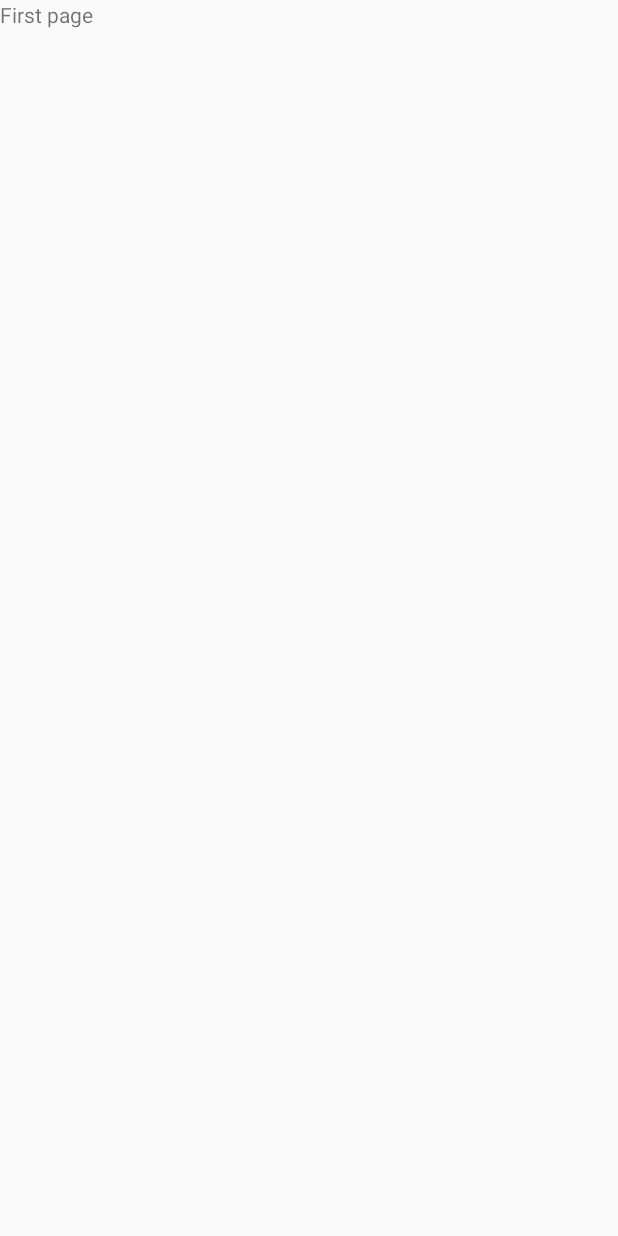
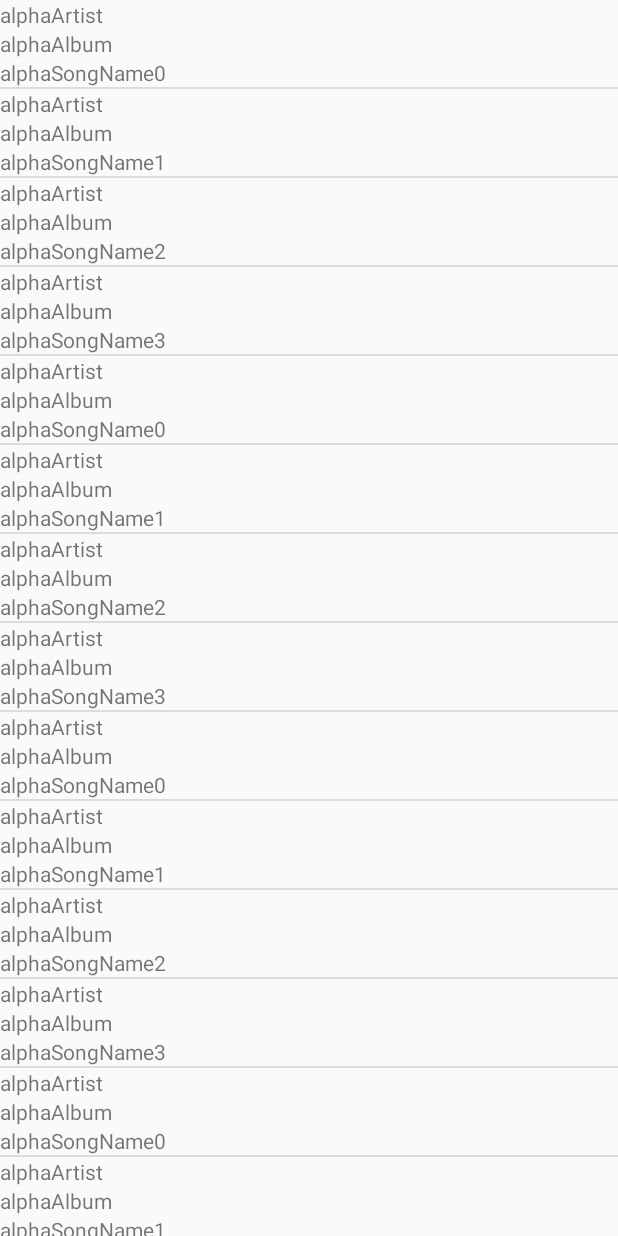
Before and after one commit to sohamtriveous/novopaymp, an Android app: the screen it shows after launch (ListOfMusicActivity), on a phone screen of 412 x 824 dp. Before the commit the screen is almost empty. Run offline under Robolectric (Android 15) with nearby library versions, the phone set to English and light mode, and no system bars; our stand-ins replace ButterKnife; libraries missing offline, so code that uses them is left out: hugo.weaving.

Commit message:
listview with adapter and viewholder pattern

```diff
--- a/app/build.gradle
+++ b/app/build.gradle
@@ -19,7 +19,20 @@ android {
     }
 }
 
+buildscript {
+    repositories {
+        mavenCentral()
+    }
+
+    dependencies {
+        classpath 'com.jakewharton.hugo:hugo-plugin:1.2.1'
+    }
+}
+
+apply plugin: 'com.jakewharton.hugo'
+
 dependencies {
     compile fileTree(dir: 'libs', include: ['*.jar'])
     compile 'com.android.support:appcompat-v7:22.2.1'
+    compile 'com.jakewharton:butterknife:7.0.1'
 }
--- a/app/src/main/java/com/novopay/sohammusicplayer/FirstFragment.java
+++ b/app/src/main/java/com/novopay/sohammusicplayer/FirstFragment.java
@@ -6,21 +6,85 @@ import android.support.v4.app.Fragment;
 import android.view.LayoutInflater;
 import android.view.View;
 import android.view.ViewGroup;
+import android.widget.ListView;
+
+import com.novopay.sohammusicplayer.models.Music;
+
+import java.util.ArrayList;
+import java.util.List;
+
+import butterknife.Bind;
+import butterknife.ButterKnife;
+import hugo.weaving.DebugLog;
 
 /**
  * Created by sohammondal on 04/08/15.
  */
 public class FirstFragment extends Fragment {
+    private ListView listView;
+
+    private List<Music> musicList = new ArrayList<>();
+    private MusicAdapter musicAdapter;
+
+    @Override
+    public void onCreate(@Nullable Bundle savedInstanceState) {
+        super.onCreate(savedInstanceState);
+
+        musicList.add(new Music("alphaSongName0", "alphaAlbum", "alphaArtist"));
+        musicList.add(new Music("alphaSongName1", "alphaAlbum", "alphaArtist"));
+        musicList.add(new Music("alphaSongName2", "alphaAlbum", "alphaArtist"));
+        musicList.add(new Music("alphaSongName3", "alphaAlbum", "alphaArtist"));
+        musicList.add(new Music("alphaSongName0", "alphaAlbum", "alphaArtist"));
+        musicList.add(new Music("alphaSongName1", "alphaAlbum", "alphaArtist"));
+        musicList.add(new Music("alphaSongName2", "alphaAlbum", "alphaArtist"));
+        musicList.add(new Music("alphaSongName3", "alphaAlbum", "alphaArtist"));
+        musicList.add(new Music("alphaSongName0", "alphaAlbum", "alphaArtist"));
+        musicList.add(new Music("alphaSongName1", "alphaAlbum", "alphaArtist"));
+        musicList.add(new Music("alphaSongName2", "alphaAlbum", "alphaArtist"));
+        musicList.add(new Music("alphaSongName3", "alphaAlbum", "alphaArtist"));
+        musicList.add(new Music("alphaSongName0", "alphaAlbum", "alphaArtist"));
+        musicList.add(new Music("alphaSongName1", "alphaAlbum", "alphaArtist"));
+        musicList.add(new Music("alphaSongName2", "alphaAlbum", "alphaArtist"));
+        musicList.add(new Music("alphaSongName3", "alphaAlbum", "alphaArtist"));
+        musicList.add(new Music("alphaSongName0", "alphaAlbum", "alphaArtist"));
+        musicList.add(new Music("alphaSongName1", "alphaAlbum", "alphaArtist"));
+        musicList.add(new Music("alphaSongName2", "alphaAlbum", "alphaArtist"));
+        musicList.add(new Music("alphaSongName3", "alphaAlbum", "alphaArtist"));
+        musicList.add(new Music("alphaSongName0", "alphaAlbum", "alphaArtist"));
+        musicList.add(new Music("alphaSongName1", "alphaAlbum", "alphaArtist"));
+        musicList.add(new Music("alphaSongName2", "alphaAlbum", "alphaArtist"));
+        musicList.add(new Music("alphaSongName3", "alphaAlbum", "alphaArtist"));
+        musicList.add(new Music("alphaSongName0", "alphaAlbum", "alphaArtist"));
+        musicList.add(new Music("alphaSongName1", "alphaAlbum", "alphaArtist"));
+        musicList.add(new Music("alphaSongName2", "alphaAlbum", "alphaArtist"));
+        musicList.add(new Music("alphaSongName3", "alphaAlbum", "alphaArtist"));
+        musicList.add(new Music("alphaSongName0", "alphaAlbum", "alphaArtist"));
+        musicList.add(new Music("alphaSongName1", "alphaAlbum", "alphaArtist"));
+        musicList.add(new Music("alphaSongName2", "alphaAlbum", "alphaArtist"));
+        musicList.add(new Music("alphaSongName3", "alphaAlbum", "alphaArtist"));
+        musicList.add(new Music("alphaSongName0", "alphaAlbum", "alphaArtist"));
+        musicList.add(new Music("alphaSongName1", "alphaAlbum", "alphaArtist"));
+        musicList.add(new Music("alphaSongName2", "alphaAlbum", "alphaArtist"));
+        musicList.add(new Music("alphaSongName3", "alphaAlbum", "alphaArtist"));
+        musicList.add(new Music("alphaSongName0", "alphaAlbum", "alphaArtist"));
+        musicList.add(new Music("alphaSongName1", "alphaAlbum", "alphaArtist"));
+        musicList.add(new Music("alphaSongName2", "alphaAlbum", "alphaArtist"));
+        musicList.add(new Music("alphaSongName3", "alphaAlbum", "alphaArtist"));
+    }
+
     @Nullable
     @Override
     public View onCreateView(LayoutInflater inflater, ViewGroup container, Bundle savedInstanceState) {
-        return inflater.inflate(R.layout.fragment_first, container, false);
+        View view = inflater.inflate(R.layout.fragment_first, container, false);
+        listView = (ListView) view.findViewById(R.id.fragment_first_listview);
+        musicAdapter = new MusicAdapter(getActivity(), musicList);
+        listView.setAdapter(musicAdapter);
+
+        return view;
     }
 
     @Override
     public void onViewCreated(View view, @Nullable Bundle savedInstanceState) {
         super.onViewCreated(view, savedInstanceState);
     }
-
-
 }
--- a/app/src/main/java/com/novopay/sohammusicplayer/ListOfMusicActivity.java
+++ b/app/src/main/java/com/novopay/sohammusicplayer/ListOfMusicActivity.java
@@ -6,6 +6,8 @@ import android.support.v4.app.FragmentActivity;
 import android.support.v4.app.FragmentManager;
 import android.support.v4.app.FragmentStatePagerAdapter;
 import android.support.v4.view.ViewPager;
+
+import hugo.weaving.DebugLog;
 
 /**
  * Created by sohammondal on 04/08/15.
@@ -18,6 +20,7 @@ public class ListOfMusicActivity extends FragmentActivity {
     private MusicListFragmentStatePagerAdapter musicListFragmentStatePagerAdapter;
 
     @Override
+    @DebugLog
     protected void onCreate(Bundle savedInstanceState) {
         super.onCreate(savedInstanceState);
         setContentView(R.layout.activity_viewpager);
--- a/app/src/main/java/com/novopay/sohammusicplayer/MainActivity.java
+++ b/app/src/main/java/com/novopay/sohammusicplayer/MainActivity.java
@@ -13,40 +13,35 @@ import android.widget.Button;
 import android.widget.SeekBar;
 import android.widget.Toast;
 
+import butterknife.Bind;
+import butterknife.ButterKnife;
+import butterknife.OnClick;
+import hugo.weaving.DebugLog;
+
 public class MainActivity extends ActionBarActivity {
     private static final String TAG = "MainActivity";
 
-    private Button mPlayButton;
-    private Button mPauseButton;
+    @Bind(R.id.activity_main_pause)
+    Button mPauseButton;
+    @Bind(R.id.activity_main_seekbar)
+    SeekBar seekBar;
 
     private MediaPlayer mediaPlayer;
-
-    private SeekBar seekBar;
-
     private MusicHandler musicHandler = new MusicHandler();
 
     @Override
+    @DebugLog
     protected void onCreate(Bundle savedInstanceState) {
         super.onCreate(savedInstanceState);
         setContentView(R.layout.activity_main);
 
+        ButterKnife.bind(this);
+
         mediaPlayer = MediaPlayer.create(this, R.raw.a);
 
-        mPlayButton = (Button) findViewById(R.id.activity_main_play);
-        mPauseButton = (Button) findViewById(R.id.activity_main_pause);
         seekBar = (SeekBar) findViewById(R.id.activity_main_seekbar);
 
         seekBar.setMax(mediaPlayer.getDuration());
-
-        mPlayButton.setOnClickListener(new View.OnClickListener() {
-            @Override
-            public void onClick(View v) {
-                Toast.makeText(MainActivity.this, "Play is clicked", Toast.LENGTH_SHORT).show();
-                mediaPlayer.start();
-                musicHandler.sendEmptyMessage(MESSAGE_WAKE_UP_AND_SEEK);
-                Log.d("MainActivity", "Starting position/Total Duration is: " + mediaPlayer.getCurrentPosition() + ", " + mediaPlayer.getDuration());
-            }
-        });
 
         mPauseButton.setOnClickListener(new View.OnClickListener() {
             @Override
@@ -75,6 +70,14 @@ public class MainActivity extends ActionBarActivity {
 
             }
         });
+    }
+
+    @OnClick(R.id.activity_main_play)
+    public void onPlayButtonClick(View v) {
+        Toast.makeText(MainActivity.this, "Play is clicked", Toast.LENGTH_SHORT).show();
+        mediaPlayer.start();
+        musicHandler.sendEmptyMessage(MESSAGE_WAKE_UP_AND_SEEK);
+        Log.d("MainActivity", "Starting position/Total Duration is: " + mediaPlayer.getCurrentPosition() + ", " + mediaPlayer.getDuration());
     }
 
     @Override
--- /dev/null
+++ b/app/src/main/java/com/novopay/sohammusicplayer/MusicAdapter.java
@@ -0,0 +1,78 @@
+package com.novopay.sohammusicplayer;
+
+import android.content.Context;
+import android.view.LayoutInflater;
+import android.view.View;
+import android.view.ViewGroup;
+import android.widget.BaseAdapter;
+import android.widget.TextView;
+
+import com.novopay.sohammusicplayer.models.Music;
+
+import java.lang.ref.WeakReference;
+import java.util.List;
+
+/**
+ * Created by sohammondal on 04/08/15.
+ */
+public class MusicAdapter extends BaseAdapter {
+    WeakReference<Context> contextWeakReference;
+    List<Music> musicList;
+
+    public MusicAdapter(Context context, List<Music> musicList) {
+        this.contextWeakReference = new WeakReference<Context>(context);
+        this.musicList = musicList;
+    }
+
+    @Override
+    public int getCount() {
+        return musicList.size();
+    }
+
+    @Override
+    public Music getItem(int position) {
+        return musicList.get(position);
+    }
+
+    @Override
+    public long getItemId(int position) {
+        return position;
+    }
+
+    private class ViewHolder {
+        TextView albumTextView;
+        TextView artistTextView;
+        TextView songTextView;
+    }
+
+    @Override
+    public View getView(int position, View convertView, ViewGroup parent) {
+        View view = convertView;
+        ViewHolder viewHolder = null;
+
+        if (convertView == null) {
+            LayoutInflater layoutInflater = LayoutInflater.from(contextWeakReference.get());
+            view = layoutInflater.inflate(R.layout.item_music, parent, false);
+
+            viewHolder = new ViewHolder();
+
+            viewHolder.albumTextView = (TextView) view.findViewById(R.id.item_music_album);
+            viewHolder.artistTextView = (TextView) view.findViewById(R.id.item_music_artist);
+            viewHolder.songTextView = (TextView) view.findViewById(R.id.item_music_song);
+
+            view.setTag(viewHolder);
+        }
+
+        if (viewHolder == null) {
+            viewHolder = (ViewHolder) view.getTag();
+        }
+
+        Music music = getItem(position);
+
+        viewHolder.albumTextView.setText(music.getAlbumName());
+        viewHolder.artistTextView.setText(music.getArtistName());
+        viewHolder.songTextView.setText(music.getSongName());
+
+        return view;
+    }
+}
--- /dev/null
+++ b/app/src/main/java/com/novopay/sohammusicplayer/models/Music.java
@@ -0,0 +1,40 @@
+package com.novopay.sohammusicplayer.models;
+
+/**
+ * Created by sohammondal on 04/08/15.
+ */
+public class Music {
+    private String songName;
+    private String albumName;
+    private String artistName;
+
+    public Music(String songName, String albumName, String artistName) {
+        this.songName = songName;
+        this.albumName = albumName;
+        this.artistName = artistName;
+    }
+
+    public String getSongName() {
+        return songName;
+    }
+
+    public void setSongName(String songName) {
+        this.songName = songName;
+    }
+
+    public String getAlbumName() {
+        return albumName;
+    }
+
+    public void setAlbumName(String albumName) {
+        this.albumName = albumName;
+    }
+
+    public String getArtistName() {
+        return artistName;
+    }
+
+    public void setArtistName(String artistName) {
+        this.artistName = artistName;
+    }
+}
--- a/app/src/main/res/layout/fragment_first.xml
+++ b/app/src/main/res/layout/fragment_first.xml
@@ -4,9 +4,9 @@
     android:layout_height="match_parent"
     android:orientation="vertical">
 
-    <TextView
-        android:layout_width="wrap_content"
-        android:layout_height="wrap_content"
-        android:text="First page"/>
+    <ListView
+        android:id="@+id/fragment_first_listview"
+        android:layout_width="match_parent"
+        android:layout_height="match_parent" />
 
 </LinearLayout>
--- /dev/null
+++ b/app/src/main/res/layout/item_music.xml
@@ -0,0 +1,22 @@
+<?xml version="1.0" encoding="utf-8"?>
+<LinearLayout xmlns:android="http://schemas.android.com/apk/res/android"
+    android:layout_width="match_parent"
+    android:layout_height="match_parent"
+    android:orientation="vertical">
+
+    <TextView
+        android:id="@+id/item_music_artist"
+        android:layout_width="match_parent"
+        android:layout_height="wrap_content" />
+
+    <TextView
+        android:id="@+id/item_music_album"
+        android:layout_width="match_parent"
+        android:layout_height="wrap_content" />
+
+    <TextView
+        android:id="@+id/item_music_song"
+        android:layout_width="match_parent"
+        android:layout_height="wrap_content" />
+
+</LinearLayout>
```
Also changed, not shown: 1 other file.
